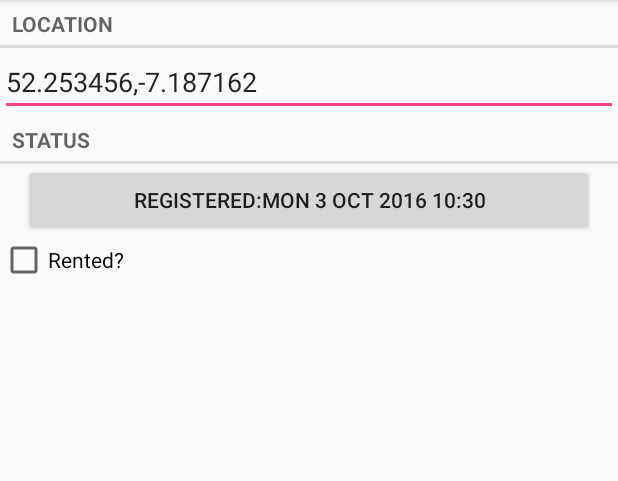
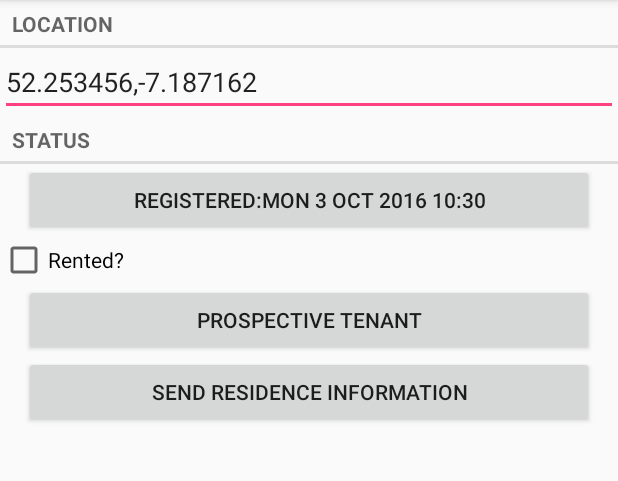
Before and after one commit to austincunningham/Android-MyRent, an Android app: the screen it shows after launch (ResidenceActivity), after a tap on "New Residence", on a phone screen of 412 x 824 dp, the part 84-565 px from its top. Run offline under Robolectric (Android 15) with nearby library versions, the phone set to English and light mode, and no system bars.

Commit message:
added new buttons to activity_residence

```diff
--- a/app/src/main/res/layout/activity_residence.xml
+++ b/app/src/main/res/layout/activity_residence.xml
@@ -44,4 +44,20 @@
         android:checked="false"
         />
 
+    <Button
+        android:id="@+id/tenant"
+        android:layout_width="match_parent"
+        android:layout_height="wrap_content"
+        android:layout_marginLeft="16dp"
+        android:layout_marginRight="16dp"
+        android:text="@string/landlord" />
+
+    <Button android:id="@+id/residence_reportButton"
+        android:layout_width="match_parent"
+        android:layout_height="wrap_content"
+        android:layout_marginLeft="16dp"
+        android:layout_marginRight="16dp"
+        android:text="@string/residence_report"
+        />
+
 </LinearLayout>
--- a/app/src/main/res/values/strings.xml
+++ b/app/src/main/res/values/strings.xml
@@ -11,4 +11,14 @@
     <string name="new_residence">New Residence</string>
     <string name="settings">Settings</string>
 
+    <string name="landlord">Prospective Tenant</string>
+    <string name="residence_report">Send Residence Information</string>
+
+    <string name="residence_report_rented">The residence is already let.</string>
+    <string name="residence_report_not_rented">The residence is still available.</string>
+    <string name="residence_report_nobody_interested">There is no other prospective tenant at this time.</string>
+    <string name="residence_report_prospective_tenant">The prospective tenant is %s.</string>
+    <string name="residence_report_subject">Status Report on Residence Availability</string>
+    <string name="send_report">Send residence report via</string>
+
 </resources>
```
